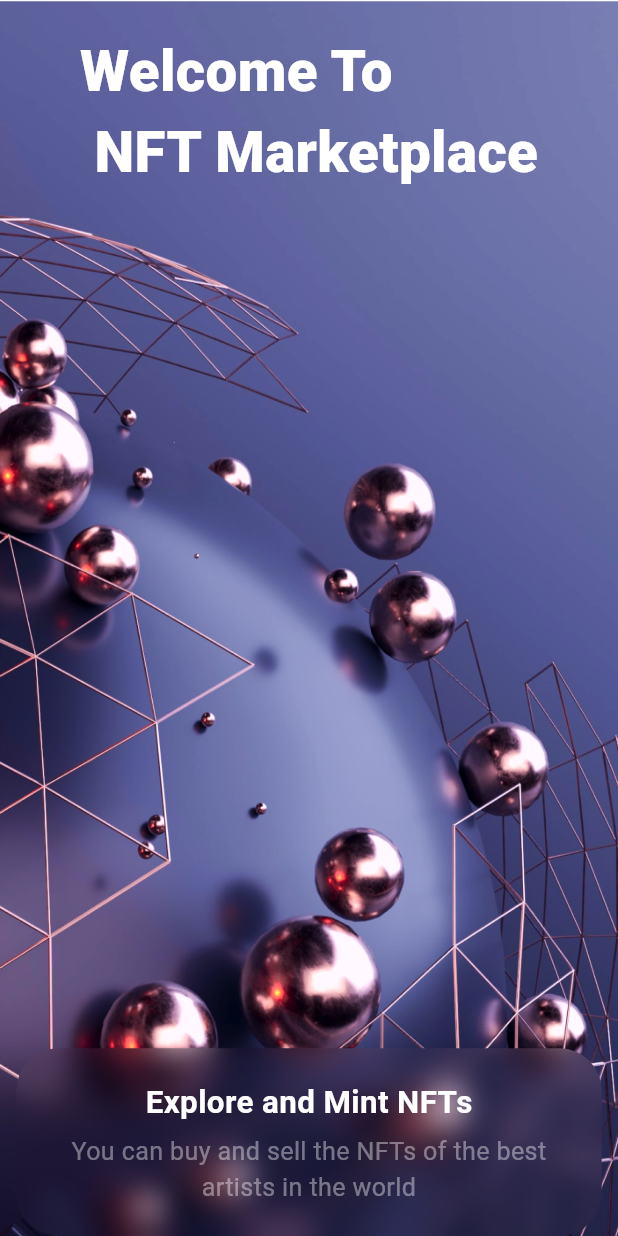
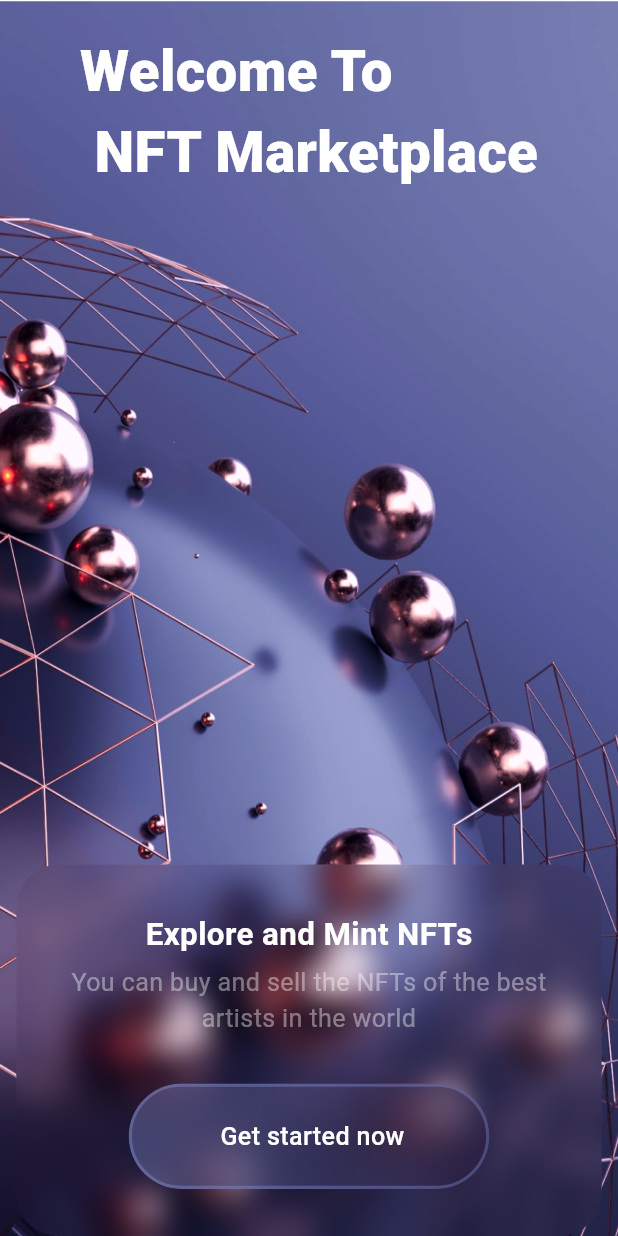
Before and after one commit to SyedAbdalAhmedShah/nft, a Flutter app: the screen it shows after launch, on a phone screen of 412 x 824 dp. Run offline on Flutter 3.47's test engine with Material 3 defaults, Android fonts, the light colour scheme and no system bars; our stand-ins replace flutter_screenutil, gap.

Commit message:
splash screen done

```diff
--- a/lib/constants/app_colors.dart
+++ b/lib/constants/app_colors.dart
@@ -4,4 +4,5 @@ import 'package:flutter/material.dart';
 
 class AppColorss {
   static const Color PRIMARY_COLOR = Color(0xff211134);
+  static const Color BLUE_COLOR = Color(0xff97A9F6);
 }
--- a/lib/constants/app_strings.dart
+++ b/lib/constants/app_strings.dart
@@ -5,6 +5,6 @@ class AppStrings {
   static const String EXPLORE_NFT = "Explore and Mint NFTs";
   static const String YOU_CAN_BUY =
       "You can buy and sell the NFTs of the best artists in the world";
-
+  static const String GET_STARTED = " Get started now";
   static const String WELCOME_NFT_MARKET = "Welcome To \n NFT Marketplace";
 }
--- a/lib/main.dart
+++ b/lib/main.dart
@@ -22,8 +22,8 @@ class MyApp extends StatelessWidget {
         theme: ThemeData(
           scaffoldBackgroundColor: AppColorss.PRIMARY_COLOR,
           colorScheme: const ColorScheme.dark(
-            primary: AppColorss.PRIMARY_COLOR,
-          ),
+              primary: AppColorss.PRIMARY_COLOR,
+              secondary: AppColorss.BLUE_COLOR),
           useMaterial3: true,
         ),
         home: child,
--- a/lib/views/splash.dart
+++ b/lib/views/splash.dart
@@ -4,6 +4,7 @@ import 'package:flutter/material.dart';
 import 'package:flutter_screenutil/flutter_screenutil.dart';
 import 'package:gap/gap.dart';
 import 'package:nft/constants/app_assets.dart';
+import 'package:nft/constants/app_colors.dart';
 import 'package:nft/constants/app_strings.dart';
 
 class SplashPage extends StatelessWidget {
@@ -37,7 +38,7 @@ class SplashPage extends StatelessWidget {
                     filter: ImageFilter.blur(sigmaX: 10, sigmaY: 10),
                     child: Container(
                       width: double.infinity,
-                      padding: EdgeInsets.all(20.r),
+                      padding: EdgeInsets.all(30.r),
                       decoration: BoxDecoration(
                           color: Theme.of(context)
                               .colorScheme
@@ -59,6 +60,46 @@ class SplashPage extends StatelessWidget {
                                 fontSize: 16.sp,
                                 color: Colors.white.withOpacity(0.4)),
                           ),
+                          Gap(30.h),
+                          ClipRRect(
+                            borderRadius: BorderRadius.circular(34.r),
+                            child: BackdropFilter(
+                              filter: ImageFilter.blur(sigmaX: 10, sigmaY: 10),
+                              child: Container(
+                                padding: EdgeInsets.symmetric(
+                                    horizontal: 50.w, vertical: 20.h),
+                                decoration: BoxDecoration(
+                                  borderRadius: BorderRadius.circular(34.r),
+                                  gradient: LinearGradient(
+                                      begin: Alignment.centerLeft,
+                                      end: Alignment.centerRight,
+                                      colors: [
+                                        Theme.of(context)
+                                            .colorScheme
+                                            .secondary
+                                            .withOpacity(0.3),
+                                        Theme.of(context)
+                                            .colorScheme
+                                            .primary
+                                            .withOpacity(0.4  )
+                                      ]),
+                                  border: Border.all(
+                                      color: Theme.of(context)
+                                          .colorScheme
+                                          .secondary
+                                          .withOpacity(0.3),
+                                      width: 2.w),
+                                ),
+                                child: Text(
+                                  AppStrings.GET_STARTED,
+                                  style: TextStyle(
+                                      color: Colors.white,
+                                      fontSize: 16.sp,
+                                      fontWeight: FontWeight.w500),
+                                ),
+                              ),
+                            ),
+                          )
                         ],
                       ),
                     ),
```
